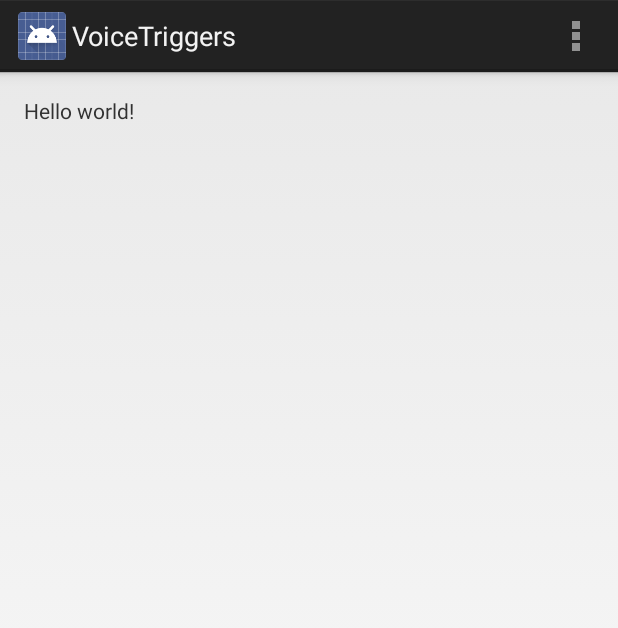
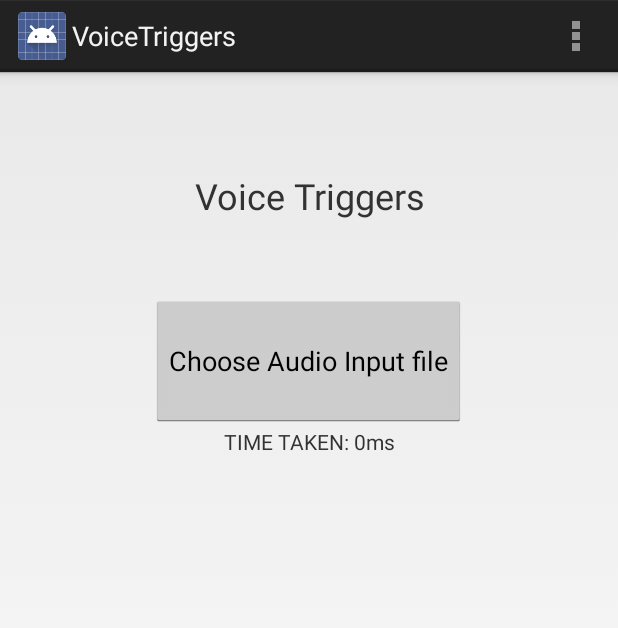
Before and after one commit to hannanabdul55/VoiceTriggers, an Android app: the screen it shows after launch (MainActivity), on a phone screen of 412 x 824 dp. Shown: the top 628 px of the screen. Run offline under Robolectric (Android 15) with nearby library versions, the phone set to English and light mode, and no system bars; network calls fail; pictures from the network do not load; 9 statements that could not run were skipped.

Commit message:
Code cleanup and also added the ability to choose the input audio file for recognition

```diff
--- a/app/src/main/java/com/example/voicetriggers/MainActivity.java
+++ b/app/src/main/java/com/example/voicetriggers/MainActivity.java
@@ -1,69 +1,187 @@
 package com.example.voicetriggers;
 
+import android.content.Context;
+import android.content.Intent;
 import android.os.Bundle;
 import android.app.Activity;
-import android.os.Environment;
 import android.util.Log;
 import android.view.Menu;
 
 import java.io.File;
-import java.io.FileInputStream;
-import java.io.FileNotFoundException;
 import java.io.FileWriter;
 import java.io.IOException;
 import java.io.InputStream;
 import java.net.MalformedURLException;
+import java.net.URI;
 import java.net.URL;
-import java.util.ArrayList;
 import java.util.Arrays;
-import java.util.List;
+
 import android.media.AudioManager;
+import android.view.View;
+import android.widget.Button;
+import android.widget.TextView;
 import android.widget.Toast;
 
 import SphinxDemo.sphinx4.edu.cmu.sphinx.frontend.Data;
-import SphinxDemo.sphinx4.edu.cmu.sphinx.frontend.DataBlocker;
 import SphinxDemo.sphinx4.edu.cmu.sphinx.frontend.DataEndSignal;
 import SphinxDemo.sphinx4.edu.cmu.sphinx.frontend.DataProcessor;
 import SphinxDemo.sphinx4.edu.cmu.sphinx.frontend.FloatData;
 import SphinxDemo.sphinx4.edu.cmu.sphinx.frontend.FrontEnd;
-import SphinxDemo.sphinx4.edu.cmu.sphinx.frontend.endpoint.NonSpeechDataFilter;
-import SphinxDemo.sphinx4.edu.cmu.sphinx.frontend.endpoint.SpeechClassifier;
 import SphinxDemo.sphinx4.edu.cmu.sphinx.frontend.endpoint.SpeechEndSignal;
-import SphinxDemo.sphinx4.edu.cmu.sphinx.frontend.endpoint.SpeechMarker;
 import SphinxDemo.sphinx4.edu.cmu.sphinx.frontend.endpoint.SpeechStartSignal;
-import SphinxDemo.sphinx4.edu.cmu.sphinx.frontend.feature.DeltasFeatureExtractor;
-import SphinxDemo.sphinx4.edu.cmu.sphinx.frontend.feature.LiveCMN;
-import SphinxDemo.sphinx4.edu.cmu.sphinx.frontend.filter.Preemphasizer;
-import SphinxDemo.sphinx4.edu.cmu.sphinx.frontend.frequencywarp.MelFrequencyFilterBank;
-import SphinxDemo.sphinx4.edu.cmu.sphinx.frontend.transform.DiscreteFourierTransform;
 import SphinxDemo.sphinx4.edu.cmu.sphinx.frontend.util.AudioFileDataSource;
-import SphinxDemo.sphinx4.edu.cmu.sphinx.frontend.window.RaisedCosineWindower;
 import SphinxDemo.sphinx4.edu.cmu.sphinx.util.props.ConfigurationManager;
 
+/**
+ * @author Abdul Hannan kanji
+ *         To know more about the Activity class refer to
+ * @see android.app.Activity
+ */
 public class MainActivity extends Activity {
 
+
+    //Declare local methods used
+    TextView tv;
+    Button btn_choose;
+    Intent chooseInputFileIntent = null;
+    boolean isFileChosen = false;
+    public static Context con;
+
+
+    //SPHINX specific variables
+    DataProcessor last_d;
+    AudioFileDataSource dataSource;
+    AudioManager manager;
+    URL audioURL;
+    ConfigurationManager cm;
+    FrontEnd frontend;
+    URL configURL;
+
+
+    /**
+     * @param savedInstanceState onCreate function
+     * @throws java.io.IOException when any of the files (Config file or Input file is not present
+     */
     @Override
     protected void onCreate(Bundle savedInstanceState) {
         super.onCreate(savedInstanceState);
 		setContentView(R.layout.activity_main);
-        URL audioURl;
-        AudioManager manager = (AudioManager) getSystemService(AUDIO_SERVICE);
+        initActivityparams();
 
         try {
+            init_sphinx_params();
+        } catch (IOException e) {
+            Toast.makeText(this, "Unable to Initialize Sphinx parameters, try reinstalling the application", Toast.LENGTH_LONG).show();
+            ;
+            Log.d("SPHINX_LOG", "PARAM_INIT_FAILURE");
+            e.printStackTrace();
+        }
+        con = this;
+        Data d = last_d.getData();
+        Log.d("SPEECH_DATA", d.toString());
+        String str = "";
+        String tmp = "";
+        FileWriter writer;
+        long time = System.currentTimeMillis();
+        frontend.initialize();
+        last_d = frontend.getLastDataProcessor();
+        while (!((d = last_d.getData()) instanceof DataEndSignal)) {
 
-            audioURl = new File("/sdcard/Download/hello.wav").toURI().toURL();
-            Log.d("AUDIO_URL",audioURl.getFile());
+            if (d instanceof FloatData) {
+                tmp = Arrays.toString(((FloatData) d).getValues()) + "\n";
+                //Log.d("SPEECH_LOG", tmp);
+                //str.append(Arrays.toString(((FloatData) d).getValues()) + "\n");
+                //str += tmp;
+            } else if (d instanceof SpeechStartSignal) {
+                Log.d("SPEECH_LOG", "Start of a speech!\n");
+                //str +="Start of a speech!\n";
+                //str.append("Start of a speech!\n");
+
+            } else if (d instanceof SpeechEndSignal) {
+                Log.d("SPEECH_LOG", "End of a speech\n");
+                //str+="Start of a speech!\n";
+                //str.append("End of a speech!\n");
+            }
+        }
+        time = System.currentTimeMillis() - time;
+        tv.setText("TIME TAKEN: " + time + "ms");
+        Toast.makeText(this, "Hello", Toast.LENGTH_SHORT).show();
+
+    }
+
+    public boolean start_recognition() {
+
+        return false;
+    }
+
+    /**
+     * Initialize the parameters used by the Activity class
+     */
+    public void initActivityparams() {
+        manager = (AudioManager) getSystemService(AUDIO_SERVICE);
+        tv = (TextView) findViewById(R.id.log);
+        btn_choose = (Button) findViewById(R.id.button_choose);
+    }
+
+
+    /**
+     * Initialize all the Sphinx specific parameters which is used later
+     */
+    public void init_sphinx_params() throws IOException {
+        if (audioURL == null)
+            audioURL = new File("/sdcard/Download/hello.wav").toURI().toURL();
+
+        Log.d("AUDIO_URL", audioURL.getFile());
         InputStream is = getResources().openRawResource(R.raw.hello);
 
-            //InputStream stream = new FileInputStream("hello.txt");
-            //Log.d("INPUT_STREAM_NULL", (is == null) ? "NULL" : "NOT_NULL");
-            //InputStream i = audioURl.openStream();
-            //Log.d("First Byte", (String) Character.toString((char) stream.read()));
-            URL configURL = new File("/sdcard/Download/config.xml").toURI().toURL();
-            Log.d("CONFIG_URL_NULL", (configURL==null)?"NULL":"NOT_NULL");
+        configURL = new File("/sdcard/Download/config.xml").toURI().toURL();
+        Log.d("CONFIG_URL_NULL", (configURL == null) ? "NULL" : "NOT_NULL");
 
-            ConfigurationManager cm = new ConfigurationManager(configURL);
-            FrontEnd frontend = (FrontEnd)cm.lookup("epFrontEnd");
+        cm = new ConfigurationManager(configURL);
+        frontend = (FrontEnd) cm.lookup("epFrontEnd");
+        dataSource = (AudioFileDataSource) cm.lookup("audioFileDataSource");
+        dataSource.setAudioFile(audioURL, null);
+
+    }
+
+
+    @Override
+    public boolean onCreateOptionsMenu(Menu menu) {
+        // Inflate the menu; this adds items to the action bar if it is present.
+        getMenuInflater().inflate(R.menu.main, menu);
+        return true;
+    }
+
+
+    /**
+     * @param requestCode
+     * @param resultCode
+     * @param data
+     * @see android.app.Activity for more info
+     */
+    @Override
+    protected void onActivityResult(int requestCode, int resultCode, Intent data) {
+        switch (requestCode) {
+            case Constant.RESULT_INPUT_FILE: {
+                try {
+                    audioURL = new File(data.getData().getPath()).toURI().toURL();
+                } catch (MalformedURLException e) {
+                    e.printStackTrace();
+                    audioURL = null;
+                    Log.d("InputFileError", "Malformed URL Input file");
+                    isFileChosen = true;
+                }
+                break;
+            }
+        }
+        super.onActivityResult(requestCode, resultCode, data);
+    }
+
+
+    /**
+     * Temporary function for doing some dummy stuff
+     */
+    private void helper() {
         //            AudioFileDataSource dataSource = new AudioFileDataSource();
 //            DataBlocker blocker = new DataBlocker();
 //            SpeechClassifier sClassifier = new SpeechClassifier();
@@ -88,48 +206,20 @@ public class MainActivity extends Activity {
 //            procs.add(dct);
 //            procs.add(liveCMN);
 //            procs.add(featext);
-//            dataSource.setAudioFile(audioURl, null);
+//            dataSource.setAudioFile(audioURL, null);
 //            FrontEnd frontend = new FrontEnd(procs);
-            AudioFileDataSource dataSource = (AudioFileDataSource)cm.lookup("audioFileDataSource");
-            dataSource.setAudioFile(audioURl,null);
-            frontend.initialize();
-            DataProcessor last_d = frontend.getLastDataProcessor();
-            //DataProcessor last_d = frontend.getLastDataProcessor();
-            Data d = last_d.getData();
-          Log.d("SPEECH_DATA",d.toString());
-            //Toast.makeText(getBaseContext(), d.toString(), Toast.LENGTH_SHORT).show();
-            FileWriter writer;
-//            try {
-                //writer = new FileWriter(new File("output-blind-1.txt"));
 
-                while (!((d = last_d.getData()) instanceof DataEndSignal)) {
-                    if (d instanceof FloatData)
-                        Log.d("SPEECH_LOG", Arrays.toString(((FloatData) d).getValues()) + "\n");
-                    else if (d instanceof SpeechStartSignal) {
-                        Log.d("SPEECH_LOG", "Start of a speech!\n");
-                    } else if (d instanceof SpeechEndSignal) {
-                        Log.d("SPEECH_LOG", "End of a speech\n");
+    }
+
+
+    class OnFileChooseListener implements View.OnClickListener {
+
+        @Override
+        public void onClick(View v) {
+            chooseInputFileIntent = new Intent(Intent.ACTION_GET_CONTENT);
+            chooseInputFileIntent.setType("audio.x-wav");
+            startActivityForResult(chooseInputFileIntent, Constant.RESULT_INPUT_FILE);
+            Log.d("FILE_CHOOSE_CLICK", "File Choose Intent shown");
         }
     }
-                Toast.makeText(this,"Hello",Toast.LENGTH_SHORT).show();
-                //writer.close();
-//            } catch (MalformedURLException e) {
-//                // TODO Auto-generated catch block
-//                e.printStackTrace();
-//                audioURl = null;
-//            }
-        } catch (IOException e) {
-            // TODO Auto-generated catch block
-            e.printStackTrace();
-            return;
 }
-	}
-
-	@Override
-	public boolean onCreateOptionsMenu(Menu menu) {
-		// Inflate the menu; this adds items to the action bar if it is present.
-		getMenuInflater().inflate(R.menu.main, menu);
-		return true;
-	}
-
-}
--- a/app/src/main/res/layout/activity_main.xml
+++ b/app/src/main/res/layout/activity_main.xml
@@ -1,4 +1,4 @@
-<RelativeLayout xmlns:android="http://schemas.android.com/apk/res/android"
+<LinearLayout xmlns:android="http://schemas.android.com/apk/res/android"
     xmlns:tools="http://schemas.android.com/tools"
     android:layout_width="match_parent"
     android:layout_height="match_parent"
@@ -6,11 +6,36 @@
     android:paddingLeft="@dimen/activity_horizontal_margin"
     android:paddingRight="@dimen/activity_horizontal_margin"
     android:paddingTop="@dimen/activity_vertical_margin"
+    android:orientation="vertical"
     tools:context=".MainActivity" >
 
     <TextView
+        android:layout_width="match_parent"
+        android:layout_height="wrap_content"
+        android:text="Voice Triggers"
+        android:gravity="center"
+        android:textSize="24dp"
+        android:layout_weight="5" />
+
+    <Button
         android:layout_width="wrap_content"
         android:layout_height="wrap_content"
-        android:text="@string/hello_world" />
+        android:text="Choose Audio Input file"
+        android:id="@+id/button_choose"
+        android:layout_gravity="center_horizontal"
+        android:layout_weight="2" />
 
-</RelativeLayout>
+    <ScrollView
+        android:layout_width="match_parent"
+        android:layout_height="wrap_content"
+        android:layout_weight="25">
+
+        <TextView
+            android:layout_width="match_parent"
+            android:layout_height="match_parent"
+            android:text="Audio Vectors"
+            android:gravity="center"
+            android:id="@+id/log" />
+    </ScrollView>
+
+</LinearLayout>
```
Also changed, not shown: app/src/main/java/com/example/voicetriggers/Constant.java (added, +13 -0 lines), 2 other files. Lines whose indentation alone changed are shown as unchanged.
